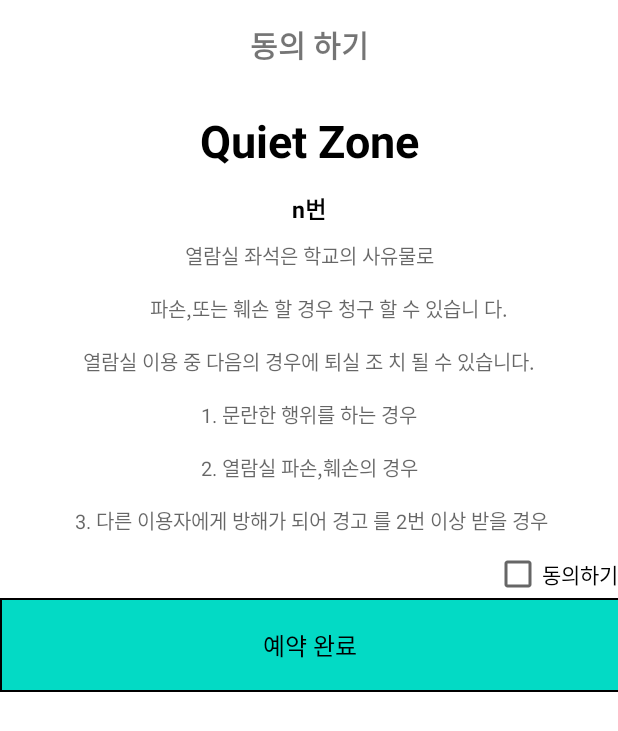
After one commit to hhh131/Y-Reservation-App, an Android app: the layout custom_dialog.xml on its own in the app's theme, with its tools: preview values and no code run, on a phone screen of 412 x 824 dp. The commit adds this screen. Shown: the top 731 px of the screen. Run offline under Robolectric (Android 15) with nearby library versions, the phone set to English and light mode, and no system bars.

Commit message:
Dialog 및 로그인

```diff
--- a/app/build.gradle
+++ b/app/build.gradle
@@ -37,7 +37,7 @@ dependencies {
     implementation 'com.google.firebase:firebase-storage:16.0.4'
     //noinspection GradleCompatible
     implementation 'com.android.support:recyclerview-v7:28.0.0'
-
+    implementation 'com.firebaseui:firebase-ui-auth:6.2.0'
 
 
     testImplementation 'junit:junit:4.12'
--- a/app/src/main/AndroidManifest.xml
+++ b/app/src/main/AndroidManifest.xml
@@ -16,8 +16,8 @@
         <activity android:name=".WaitActivity" />
         <activity android:name=".LoginActivity" />
         <activity android:name=".JoinActivity" />
-        <activity android:name=".MainActivity" />
-        <activity android:name=".Main">
+        <activity android:name=".SeatActivity" />
+        <activity android:name=".MainActivity">
 
             <intent-filter>
                 <action android:name="android.intent.action.MAIN" />
--- a/app/src/main/java/com/example/zone/WaitActivity.java
+++ b/app/src/main/java/com/example/zone/WaitActivity.java
@@ -20,7 +20,7 @@ public class WaitActivity extends Activity {
 
     private class splashandler implements Runnable {
         public void run() {
-            startActivity(new Intent(getApplication(), MainActivity.class)); // 로딩이 끝난 후, Main으로 이동
+            startActivity(new Intent(getApplication(), SeatActivity.class)); // 로딩이 끝난 후, Main으로 이동
             WaitActivity.this.finish();
         }
     }
--- a/app/src/main/res/layout/activity_main.xml
+++ b/app/src/main/res/layout/activity_main.xml
@@ -4,7 +4,7 @@
     xmlns:tools="http://schemas.android.com/tools"
     android:layout_width="match_parent"
     android:layout_height="match_parent"
-    tools:context=".MainActivity">
+    tools:context=".SeatActivity">
 
   <Button
       android:id="@+id/btn1"
--- a/app/src/main/res/layout/activity_main2.xml
+++ b/app/src/main/res/layout/activity_main2.xml
@@ -6,7 +6,7 @@
     android:layout_height="match_parent"
     android:orientation="vertical"
     android:layout_weight="10"
-    tools:context=".MainActivity">
+    tools:context=".SeatActivity">
 
 
 
--- /dev/null
+++ b/app/src/main/res/layout/custom_dialog.xml
@@ -0,0 +1,98 @@
+<?xml version="1.0" encoding="utf-8"?>
+<LinearLayout xmlns:android="http://schemas.android.com/apk/res/android"
+    android:orientation="vertical" android:layout_width="match_parent"
+    android:layout_height="match_parent"
+    android:background="#ffffff">
+
+    <TextView
+        android:id="@+id/title"
+        android:layout_width="match_parent"
+        android:layout_height="60dp"
+        android:gravity="center"
+        android:textStyle="bold"
+        android:textSize="20dp"
+        android:text="동의 하기"
+        android:background="#ffffff"/>
+
+
+
+    <TextView
+        android:id="@+id/ZoneName"
+        android:layout_width="match_parent"
+        android:layout_height="67dp"
+        android:gravity="center"
+        android:text="Quiet Zone"
+        android:textColor="#000000"
+        android:textSize="30dp"
+        android:textStyle="bold" />
+
+    <TextView
+        android:id="@+id/SeatNum"
+        android:layout_width="match_parent"
+        android:layout_height="wrap_content"
+        android:gravity="center"
+        android:text="n번"
+        android:textColor="#000000"
+        android:textSize="15dp"
+        android:textStyle="bold" />
+
+
+
+    <TextView
+        android:id="@+id/mesgase"
+        android:layout_width="match_parent"
+        android:layout_height="216dp"
+        android:gravity="center"
+        android:hint=" 열람실 좌석은 학교의 사유물로 \n\n
+        파손,또는 훼손 할 경우 청구 할 수 있습니
+다. \n\n
+열람실 이용 중 다음의 경우에 퇴실 조
+치 될 수 있습니다.
+\n\n
+1. 문란한 행위를 하는 경우
+\n\n
+2. 열람실 파손,훼손의 경우
+\n\n
+3. 다른 이용자에게 방해가 되어 경고
+를 2번 이상 받을 경우"
+        android:textColor="#000000"
+        android:textSize="13dp" />
+
+    <CheckBox
+        android:id="@+id/AgreeCB"
+        android:layout_width="wrap_content"
+        android:layout_height="wrap_content"
+        android:layout_gravity="right"
+        android:text="동의하기" />
+    <View
+        android:layout_width="match_parent"
+        android:layout_height="1dp"
+        android:background="#000000"/>
+
+    <LinearLayout
+        android:layout_width="match_parent"
+        android:layout_height="60dp"
+        android:orientation="horizontal">
+
+        <View
+            android:layout_width="1dp"
+            android:layout_height="match_parent"
+            android:background="#000000" />
+
+        <Button
+            android:id="@+id/cancelButton"
+            android:layout_width="match_parent"
+            android:layout_height="60dp"
+            android:layout_weight="1"
+            android:gravity="center"
+            android:text="예약 완료"
+            android:textColor="#000000"
+            android:textSize="16dp"
+            android:background="@color/colorAccent"/>
+    </LinearLayout>
+
+    <View
+        android:layout_width="match_parent"
+        android:layout_height="1dp"
+        android:background="#000000"/>
+</LinearLayout>
```
Also changed, not shown: app/src/main/java/com/example/zone/CustomDialog.java (added, +122 -0 lines), app/src/main/java/com/example/zone/JoinActivity.java (+11 -9 lines), app/src/main/java/com/example/zone/LoginActivity.java (+6 -16 lines), app/src/main/java/com/example/zone/Main.java (deleted, +0 -56 lines), app/src/main/java/com/example/zone/MainActivity.java (+72 -75 lines), app/src/main/java/com/example/zone/SeatActivity.java (added, +114 -0 lines).
